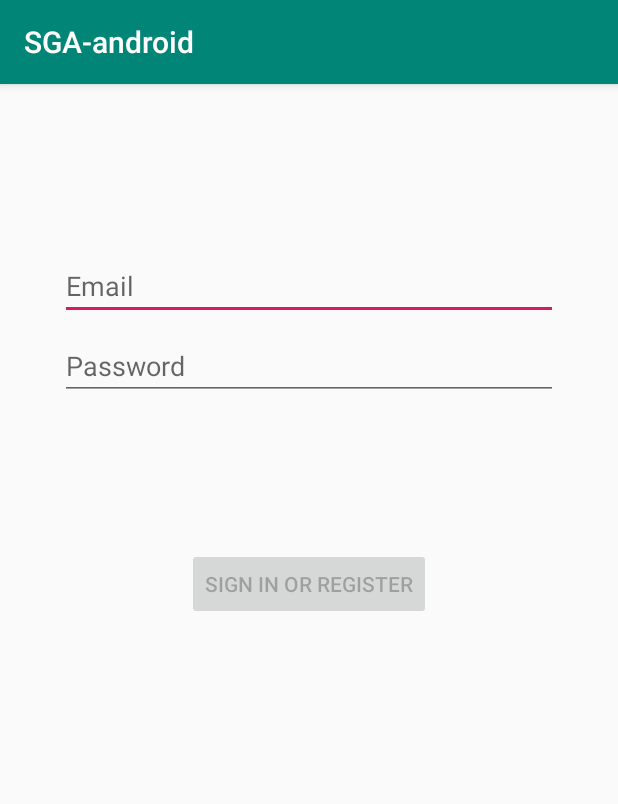
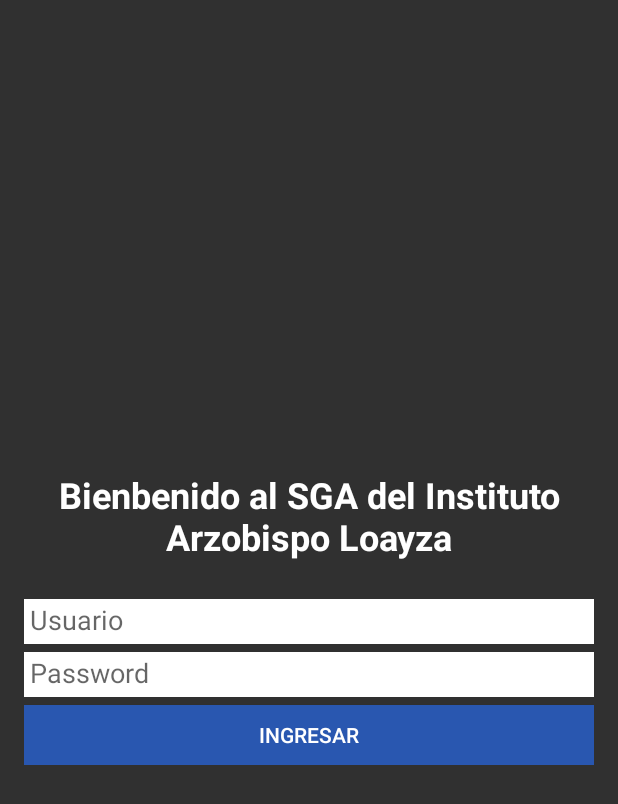
Before and after one commit to FrankCV12345/sga-android, an Android app: the screen it shows after launch (LoginActivity), on a phone screen of 412 x 824 dp. Shown: the top 804 px of the screen. Run offline under Robolectric (Android 15) with nearby library versions, the phone set to English and light mode, and no system bars.

Commit message:
inicio el diseno del login del app

```diff
--- a/app/src/main/AndroidManifest.xml
+++ b/app/src/main/AndroidManifest.xml
@@ -1,6 +1,6 @@
 <?xml version="1.0" encoding="utf-8"?>
 <manifest xmlns:android="http://schemas.android.com/apk/res/android"
-    package="com.frank.sga" >
+    package="com.frank.sga">
 
     <application
         android:allowBackup="true"
@@ -8,10 +8,10 @@
         android:label="@string/app_name"
         android:roundIcon="@mipmap/ic_launcher_round"
         android:supportsRtl="true"
-        android:theme="@style/AppTheme" >
+        android:theme="@style/AppTheme">
         <activity
             android:name=".ui.login.LoginActivity"
-            android:label="@string/app_name" >
+            android:label="@string/app_name">
             <intent-filter>
                 <action android:name="android.intent.action.MAIN" />
 
--- a/app/src/main/java/com/frank/sga/data/LoginRepository.java
+++ b/app/src/main/java/com/frank/sga/data/LoginRepository.java
@@ -22,7 +22,7 @@ public class LoginRepository {
     }
 
     public static LoginRepository getInstance(LoginDataSource dataSource) {
-        if(instance == null){
+        if (instance == null) {
             instance = new LoginRepository(dataSource);
         }
         return instance;
--- a/app/src/main/java/com/frank/sga/ui/login/LoggedInUserView.java
+++ b/app/src/main/java/com/frank/sga/ui/login/LoggedInUserView.java
@@ -1,4 +1,4 @@
-package  com.frank.sga.ui.login;
+package com.frank.sga.ui.login;
 
 /**
  * Class exposing authenticated user details to the UI.
--- a/app/src/main/java/com/frank/sga/ui/login/LoginActivity.java
+++ b/app/src/main/java/com/frank/sga/ui/login/LoginActivity.java
@@ -1,12 +1,16 @@
-package  com.frank.sga.ui.login;
+package com.frank.sga.ui.login;
 
 import android.app.Activity;
+
 import androidx.lifecycle.Observer;
 import androidx.lifecycle.ViewModelProviders;
+
 import android.os.Bundle;
+
 import androidx.annotation.Nullable;
 import androidx.annotation.StringRes;
 import androidx.appcompat.app.AppCompatActivity;
+
 import android.text.Editable;
 import android.text.TextWatcher;
 import android.view.KeyEvent;
--- a/app/src/main/java/com/frank/sga/ui/login/LoginResult.java
+++ b/app/src/main/java/com/frank/sga/ui/login/LoginResult.java
@@ -1,4 +1,4 @@
-package  com.frank.sga.ui.login;
+package com.frank.sga.ui.login;
 
 import androidx.annotation.Nullable;
 
--- a/app/src/main/java/com/frank/sga/ui/login/LoginViewModel.java
+++ b/app/src/main/java/com/frank/sga/ui/login/LoginViewModel.java
@@ -3,6 +3,7 @@ package com.frank.sga.ui.login;
 import androidx.lifecycle.LiveData;
 import androidx.lifecycle.MutableLiveData;
 import androidx.lifecycle.ViewModel;
+
 import android.util.Patterns;
 
 import com.frank.sga.data.LoginRepository;
--- a/app/src/main/res/layout/activity_login.xml
+++ b/app/src/main/res/layout/activity_login.xml
@@ -1,69 +1,59 @@
 <?xml version="1.0" encoding="utf-8"?>
-<androidx.constraintlayout.widget.ConstraintLayout
-    xmlns:android="http://schemas.android.com/apk/res/android"
+<RelativeLayout xmlns:android="http://schemas.android.com/apk/res/android"
     xmlns:app="http://schemas.android.com/apk/res-auto"
     xmlns:tools="http://schemas.android.com/tools"
     android:id="@+id/container"
     android:layout_width="match_parent"
     android:layout_height="match_parent"
+    android:paddingLeft="@dimen/activity_horizontal_margin"
+    android:paddingTop="@dimen/activity_vertical_margin"
+    android:paddingRight="@dimen/activity_horizontal_margin"
     android:paddingBottom="@dimen/activity_vertical_margin"
-    android:paddingLeft="@dimen/activity_horizontal_margin"
-    android:paddingRight="@dimen/activity_horizontal_margin"
-    android:paddingTop="@dimen/activity_vertical_margin"
-    tools:context=".ui.login.LoginActivity">
+    tools:context=".ui.login.LoginActivity"
+    android:background="@color/colorBackGroundBlackActiviti"
+    >
+    <RelativeLayout
+    android:layout_width="match_parent"
+    android:layout_height="wrap_content"
+    android:layout_centerVertical="true"
+        >
+
+    <TextView
+        style="@style/Titulos"
+        android:layout_alignParentTop="true"
+        android:id="@+id/tituloLogin"
+        android:text="@string/Titulo_login"
+        android:textColor="@color/colorTextTitulo"
+        android:layout_marginBottom="25dp"
+        >
+    </TextView>
 
     <EditText
         android:id="@+id/username"
-        android:layout_width="0dp"
-        android:layout_height="wrap_content"
-        android:layout_marginStart="24dp"
-        android:layout_marginTop="96dp"
-        android:layout_marginEnd="24dp"
-
+        style="@style/Input"
+        android:layout_below="@+id/tituloLogin"
         android:hint="@string/prompt_email"
-        android:inputType="textEmailAddress"
-        android:selectAllOnFocus="true"
-        app:layout_constraintEnd_toEndOf="parent"
-        app:layout_constraintStart_toStartOf="parent"
-        app:layout_constraintTop_toTopOf="parent" />
+        />
 
     <EditText
+        style="@style/Input"
         android:id="@+id/password"
-        android:layout_width="0dp"
-        android:layout_height="wrap_content"
-        android:layout_marginStart="24dp"
-        android:layout_marginTop="8dp"
-        android:layout_marginEnd="24dp"
-
+        android:layout_below="@+id/username"
         android:hint="@string/prompt_password"
-        android:imeActionLabel="@string/action_sign_in_short"
-        android:imeOptions="actionDone"
-        android:inputType="textPassword"
-        android:selectAllOnFocus="true"
-        app:layout_constraintEnd_toEndOf="parent"
-        app:layout_constraintStart_toStartOf="parent"
-        app:layout_constraintTop_toBottomOf="@+id/username" />
+        />
 
     <Button
         android:id="@+id/login"
-        android:enabled="false"
-        android:layout_width="wrap_content"
-        android:layout_height="wrap_content"
-        android:layout_gravity="start"
-        android:layout_marginStart="48dp"
-        android:layout_marginTop="16dp"
-        android:layout_marginEnd="48dp"
-        android:layout_marginBottom="64dp"
+        android:layout_width="match_parent"
+        android:layout_height="40dp"
+        android:background="@color/colorPrimary"
         android:text="@string/action_sign_in"
-        app:layout_constraintBottom_toBottomOf="parent"
-        app:layout_constraintEnd_toEndOf="parent"
-        app:layout_constraintStart_toStartOf="parent"
-        app:layout_constraintTop_toBottomOf="@+id/password"
-        app:layout_constraintVertical_bias="0.2" />
+        android:textColor="@color/colorTextForButton"
+        android:layout_below="@+id/password"
+        />
 
     <ProgressBar
         android:id="@+id/loading"
-        android:visibility="gone"
         android:layout_width="wrap_content"
         android:layout_height="wrap_content"
         android:layout_gravity="center"
@@ -71,9 +61,11 @@
         android:layout_marginTop="64dp"
         android:layout_marginEnd="32dp"
         android:layout_marginBottom="64dp"
+        android:visibility="gone"
         app:layout_constraintBottom_toBottomOf="parent"
         app:layout_constraintEnd_toEndOf="@+id/password"
         app:layout_constraintStart_toStartOf="@+id/password"
         app:layout_constraintTop_toTopOf="parent"
         app:layout_constraintVertical_bias="0.3" />
-</androidx.constraintlayout.widget.ConstraintLayout>
+</RelativeLayout>
+</RelativeLayout>
--- a/app/src/main/res/mipmap-anydpi-v26/ic_launcher.xml
+++ b/app/src/main/res/mipmap-anydpi-v26/ic_launcher.xml
@@ -1,5 +1,5 @@
 <?xml version="1.0" encoding="utf-8"?>
 <adaptive-icon xmlns:android="http://schemas.android.com/apk/res/android">
-    <background android:drawable="@drawable/ic_launcher_background"/>
-    <foreground android:drawable="@drawable/ic_launcher_foreground"/>
+    <background android:drawable="@drawable/ic_launcher_background" />
+    <foreground android:drawable="@drawable/ic_launcher_foreground" />
 </adaptive-icon>
--- a/app/src/main/res/mipmap-anydpi-v26/ic_launcher_round.xml
+++ b/app/src/main/res/mipmap-anydpi-v26/ic_launcher_round.xml
@@ -1,5 +1,5 @@
 <?xml version="1.0" encoding="utf-8"?>
 <adaptive-icon xmlns:android="http://schemas.android.com/apk/res/android">
-    <background android:drawable="@drawable/ic_launcher_background"/>
-    <foreground android:drawable="@drawable/ic_launcher_foreground"/>
+    <background android:drawable="@drawable/ic_launcher_background" />
+    <foreground android:drawable="@drawable/ic_launcher_foreground" />
 </adaptive-icon>
--- a/app/src/main/res/values/colors.xml
+++ b/app/src/main/res/values/colors.xml
@@ -1,6 +1,10 @@
 <?xml version="1.0" encoding="utf-8"?>
 <resources>
-    <color name="colorPrimary">#008577</color>
-    <color name="colorPrimaryDark">#00574B</color>
+    <color name="colorPrimary">#2957B0</color>
+    <color name="colorPrimaryDark">#2957B0</color>
     <color name="colorAccent">#D81B60</color>
+    <color name="colorTextForButton">#FFF</color>
+    <color name="colorBackGroundBlackActiviti">#303030</color>
+    <color name="colorBackGroundInput">#FFF</color>
+    <color name="colorTextTitulo">#FFF</color>
 </resources>
--- a/app/src/main/res/values/dimens.xml
+++ b/app/src/main/res/values/dimens.xml
@@ -1,5 +1,5 @@
 <resources>
     <!-- Default screen margins, per the Android Design guidelines. -->
- <dimen name="activity_horizontal_margin">16dp</dimen>
- <dimen name="activity_vertical_margin">16dp</dimen>
+    <dimen name="activity_horizontal_margin">16dp</dimen>
+    <dimen name="activity_vertical_margin">16dp</dimen>
 </resources>
--- a/app/src/main/res/values/strings.xml
+++ b/app/src/main/res/values/strings.xml
@@ -1,12 +1,13 @@
 <resources>
     <string name="app_name">SGA-android</string>
     <!-- Strings related to login -->
-    <string name="prompt_email">Email</string>
+    <string name="prompt_email">Usuario</string>
     <string name="prompt_password">Password</string>
-    <string name="action_sign_in">Sign in or register</string>
+    <string name="action_sign_in">INGRESAR</string>
     <string name="action_sign_in_short">Sign in</string>
     <string name="welcome">"Welcome !"</string>
     <string name="invalid_username">Not a valid username</string>
     <string name="invalid_password">Password must be >5 characters</string>
     <string name="login_failed">"Login failed"</string>
+    <string name="Titulo_login">Bienbenido al SGA del Instituto Arzobispo Loayza</string>
 </resources>
--- a/app/src/main/res/values/styles.xml
+++ b/app/src/main/res/values/styles.xml
@@ -1,11 +1,26 @@
 <resources>
 
     <!-- Base application theme. -->
-    <style name="AppTheme" parent="Theme.AppCompat.Light.DarkActionBar">
+    <style name="AppTheme" parent="Theme.AppCompat.Light.NoActionBar">
         <!-- Customize your theme here. -->
         <item name="colorPrimary">@color/colorPrimary</item>
         <item name="colorPrimaryDark">@color/colorPrimaryDark</item>
         <item name="colorAccent">@color/colorAccent</item>
     </style>
+    <style name="Titulos">
+        <item name="android:textColor">@color/colorTextTitulo</item>
+        <item name="android:layout_width">match_parent</item>
+        <item name="android:layout_height">wrap_content</item>
+        <item name="android:textAlignment">center</item>
+        <item name="android:textStyle">bold</item>
+        <item name="android:textSize">24dp</item>
+    </style>
+    <style name="Input">
+        <item name="android:layout_width">match_parent</item>
+        <item name="android:layout_height">30dp</item>
+        <item name="android:background">@color/colorBackGroundInput</item>
+        <item name="android:layout_marginBottom">5dp</item>
+        <item name="android:padding">4dp</item>
+    </style>
 
 </resources>
--- a/gradle.properties
+++ b/gradle.properties
@@ -1,21 +1,16 @@
 # Project-wide Gradle settings.
-
 # IDE (e.g. Android Studio) users:
 # Gradle settings configured through the IDE *will override*
 # any settings specified in this file.
-
 # For more details on how to configure your build environment visit
 # http://www.gradle.org/docs/current/userguide/build_environment.html
-
 # Specifies the JVM arguments used for the daemon process.
 # The setting is particularly useful for tweaking memory settings.
 org.gradle.jvmargs=-Xmx1536m
-
 # When configured, Gradle will run in incubating parallel mode.
 # This option should only be used with decoupled projects. More details, visit
 # http://www.gradle.org/docs/current/userguide/multi_project_builds.html#sec:decoupled_projects
 # org.gradle.parallel=true
-
 # AndroidX package structure to make it clearer which packages are bundled with the
 # Android operating system, and which are packaged with your app's APK
 # https://developer.android.com/topic/libraries/support-library/androidx-rn
```
Also changed, not shown: app/src/main/java/com/frank/sga/data/Result.java (+14 -13 lines), app/src/main/res/drawable-v24/ic_launcher_foreground.xml (+6 -6 lines), app/src/main/res/drawable/ic_launcher_background.xml (+166 -70 lines), 1 other file.
